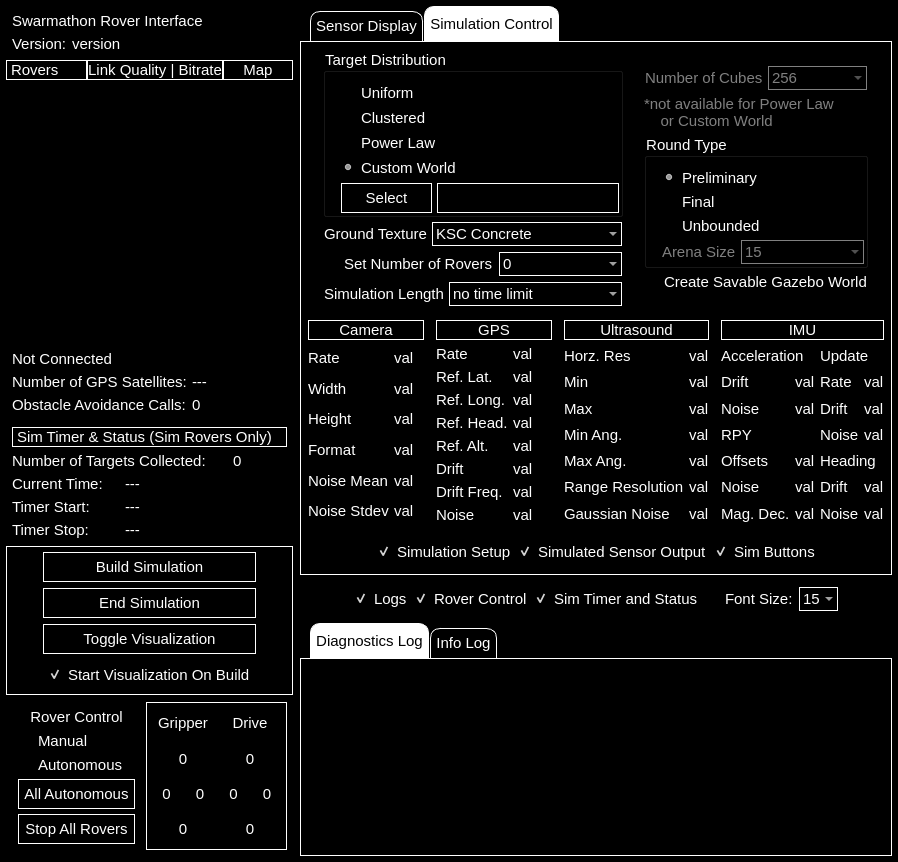
This is src/rover_gui_plugin.ui in BCLab-UNM/SwarmathonIV-Cabrillo-Public as Qt 5 draws it before an edit. The edited form follows.
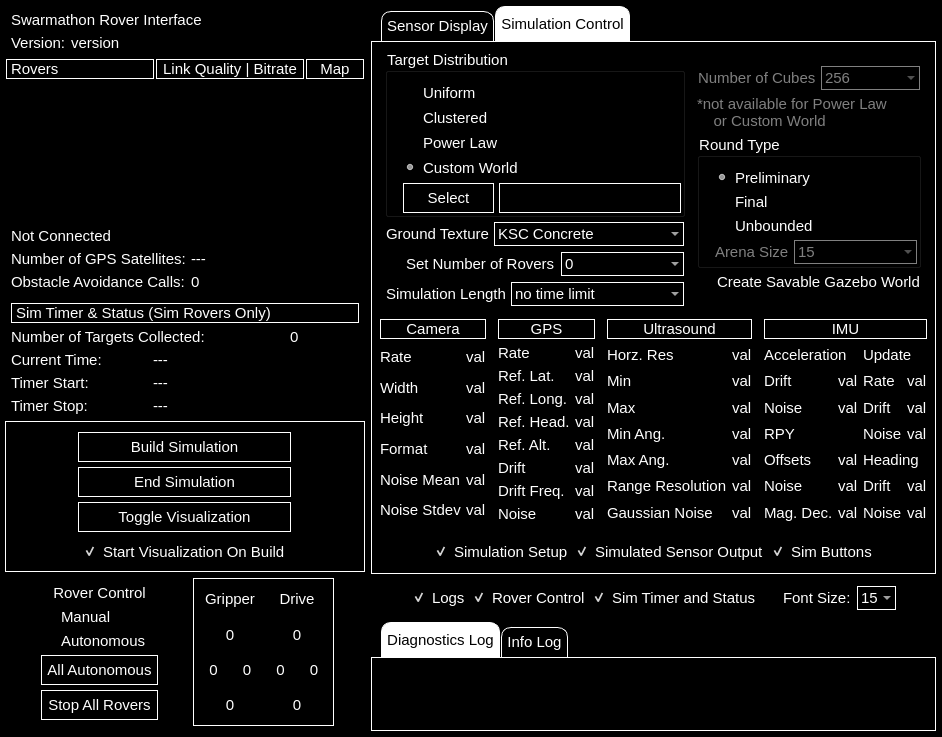
This is the edited form. The open tabs and pages were chosen to show the change. Custom widgets are drawn as their Qt base class.

Commit message: many tweaks and visual enhancements of layouts and appearences

```diff
--- a/src/rover_gui_plugin.ui
+++ b/src/rover_gui_plugin.ui
@@ -6,8 +6,8 @@
    <rect>
     <x>0</x>
     <y>0</y>
-    <width>898</width>
-    <height>833</height>
+    <width>938</width>
+    <height>717</height>
    </rect>
   </property>
   <property name="sizePolicy">
@@ -66,6 +66,9 @@
        <verstretch>0</verstretch>
       </sizepolicy>
      </property>
+     <property name="layoutDirection">
+      <enum>Qt::LeftToRight</enum>
+     </property>
      <property name="frameShape">
       <enum>QFrame::NoFrame</enum>
      </property>
@@ -74,24 +77,24 @@
      </property>
      <layout class="QVBoxLayout" name="verticalLayout_5">
       <property name="spacing">
-       <number>1</number>
+       <number>0</number>
       </property>
       <property name="leftMargin">
-       <number>1</number>
+       <number>0</number>
       </property>
       <property name="topMargin">
-       <number>1</number>
+       <number>0</number>
       </property>
       <property name="rightMargin">
-       <number>1</number>
+       <number>0</number>
       </property>
       <property name="bottomMargin">
-       <number>1</number>
+       <number>0</number>
       </property>
       <item>
        <widget class="QFrame" name="version_frame">
         <property name="sizePolicy">
-         <sizepolicy hsizetype="Minimum" vsizetype="Fixed">
+         <sizepolicy hsizetype="Preferred" vsizetype="Fixed">
           <horstretch>0</horstretch>
           <verstretch>0</verstretch>
          </sizepolicy>
@@ -172,9 +175,9 @@
       <item>
        <widget class="QFrame" name="rover_list_frame">
         <property name="sizePolicy">
-         <sizepolicy hsizetype="Preferred" vsizetype="Expanding">
+         <sizepolicy hsizetype="Preferred" vsizetype="Preferred">
           <horstretch>0</horstretch>
-          <verstretch>1</verstretch>
+          <verstretch>0</verstretch>
          </sizepolicy>
         </property>
         <property name="minimumSize">
@@ -189,7 +192,10 @@
         <property name="frameShadow">
          <enum>QFrame::Plain</enum>
         </property>
-        <layout class="QGridLayout" name="gridLayout_15">
+        <layout class="QHBoxLayout" name="horizontalLayout_17">
+         <property name="spacing">
+          <number>0</number>
+         </property>
          <property name="leftMargin">
           <number>0</number>
          </property>
@@ -202,119 +208,251 @@
          <property name="bottomMargin">
           <number>0</number>
          </property>
-         <property name="spacing">
-          <number>0</number>
-         </property>
-         <item row="0" column="2">
-          <widget class="QLabel" name="label_39">
+         <item>
+          <widget class="QFrame" name="rover_list_display_frame">
            <property name="sizePolicy">
-            <sizepolicy hsizetype="Preferred" vsizetype="Preferred">
-             <horstretch>1</horstretch>
+            <sizepolicy hsizetype="Expanding" vsizetype="Preferred">
+             <horstretch>10</horstretch>
              <verstretch>0</verstretch>
             </sizepolicy>
            </property>
-           <property name="font">
-            <font>
-             <pointsize>-1</pointsize>
-            </font>
+           <property name="minimumSize">
+            <size>
+             <width>150</width>
+             <height>0</height>
+            </size>
            </property>
-           <property name="styleSheet">
-            <string notr="true">color: rgb(255, 255, 255);</string>
-           </property>
            <property name="frameShape">
-            <enum>QFrame::Box</enum>
+            <enum>QFrame::StyledPanel</enum>
            </property>
-           <property name="text">
-            <string>Map</string>
+           <property name="frameShadow">
+            <enum>QFrame::Raised</enum>
            </property>
-           <property name="alignment">
-            <set>Qt::AlignCenter</set>
-           </property>
-           <property name="margin">
-            <number>5</number>
-           </property>
+           <layout class="QVBoxLayout" name="verticalLayout_9">
+            <property name="spacing">
+             <number>0</number>
+            </property>
+            <property name="leftMargin">
+             <number>0</number>
+            </property>
+            <property name="topMargin">
+             <number>0</number>
+            </property>
+            <property name="rightMargin">
+             <number>0</number>
+            </property>
+            <property name="bottomMargin">
+             <number>0</number>
+            </property>
+            <item>
+             <widget class="QLabel" name="rover_list_title">
+              <property name="sizePolicy">
+               <sizepolicy hsizetype="Preferred" vsizetype="Fixed">
+                <horstretch>0</horstretch>
+                <verstretch>0</verstretch>
+               </sizepolicy>
+              </property>
+              <property name="styleSheet">
+               <string notr="true">color: rgb(255, 255, 255);</string>
+              </property>
+              <property name="frameShape">
+               <enum>QFrame::Box</enum>
+              </property>
+              <property name="text">
+               <string>Rovers</string>
+              </property>
+              <property name="margin">
+               <number>5</number>
+              </property>
+             </widget>
+            </item>
+            <item>
+             <widget class="QListWidget" name="rover_list">
+              <property name="sizePolicy">
+               <sizepolicy hsizetype="Preferred" vsizetype="Preferred">
+                <horstretch>0</horstretch>
+                <verstretch>0</verstretch>
+               </sizepolicy>
+              </property>
+              <property name="minimumSize">
+               <size>
+                <width>0</width>
+                <height>0</height>
+               </size>
+              </property>
+             </widget>
+            </item>
+           </layout>
           </widget>
          </item>
-         <item row="1" column="2">
-          <widget class="QListWidget" name="map_selection_list">
+         <item>
+          <widget class="QFrame" name="rover_diags_list_frame">
            <property name="sizePolicy">
-            <sizepolicy hsizetype="Preferred" vsizetype="Preferred">
-             <horstretch>0</horstretch>
-             <verstretch>1</verstretch>
-            </sizepolicy>
-           </property>
-          </widget>
-         </item>
-         <item row="0" column="1">
-          <widget class="QLabel" name="label_38">
-           <property name="sizePolicy">
-            <sizepolicy hsizetype="Preferred" vsizetype="Preferred">
-             <horstretch>4</horstretch>
+            <sizepolicy hsizetype="Minimum" vsizetype="Preferred">
+             <horstretch>1</horstretch>
              <verstretch>0</verstretch>
             </sizepolicy>
            </property>
-           <property name="font">
-            <font>
-             <pointsize>-1</pointsize>
-            </font>
+           <property name="minimumSize">
+            <size>
+             <width>150</width>
+             <height>0</height>
+            </size>
            </property>
-           <property name="styleSheet">
-            <string notr="true">color: rgb(255, 255, 255);</string>
-           </property>
            <property name="frameShape">
-            <enum>QFrame::Panel</enum>
+            <enum>QFrame::StyledPanel</enum>
            </property>
-           <property name="text">
-            <string>Link Quality | Bitrate</string>
+           <property name="frameShadow">
+            <enum>QFrame::Raised</enum>
            </property>
-           <property name="alignment">
-            <set>Qt::AlignCenter</set>
-           </property>
-           <property name="margin">
-            <number>5</number>
-           </property>
+           <layout class="QVBoxLayout" name="verticalLayout_15">
+            <property name="spacing">
+             <number>0</number>
+            </property>
+            <property name="leftMargin">
+             <number>0</number>
+            </property>
+            <property name="topMargin">
+             <number>0</number>
+            </property>
+            <property name="rightMargin">
+             <number>0</number>
+            </property>
+            <property name="bottomMargin">
+             <number>0</number>
+            </property>
+            <item>
+             <widget class="QLabel" name="rover_diags_list_title">
+              <property name="sizePolicy">
+               <sizepolicy hsizetype="Preferred" vsizetype="Fixed">
+                <horstretch>0</horstretch>
+                <verstretch>0</verstretch>
+               </sizepolicy>
+              </property>
+              <property name="font">
+               <font>
+                <pointsize>-1</pointsize>
+               </font>
+              </property>
+              <property name="styleSheet">
+               <string notr="true">color: rgb(255, 255, 255);</string>
+              </property>
+              <property name="frameShape">
+               <enum>QFrame::Panel</enum>
+              </property>
+              <property name="text">
+               <string>Link Quality | Bitrate</string>
+              </property>
+              <property name="alignment">
+               <set>Qt::AlignCenter</set>
+              </property>
+              <property name="margin">
+               <number>5</number>
+              </property>
+             </widget>
+            </item>
+            <item>
+             <widget class="QListWidget" name="rover_diags_list">
+              <property name="sizePolicy">
+               <sizepolicy hsizetype="Preferred" vsizetype="Preferred">
+                <horstretch>0</horstretch>
+                <verstretch>0</verstretch>
+               </sizepolicy>
+              </property>
+              <property name="minimumSize">
+               <size>
+                <width>0</width>
+                <height>0</height>
+               </size>
+              </property>
+             </widget>
+            </item>
+           </layout>
           </widget>
          </item>
-         <item row="1" column="0">
-          <widget class="QListWidget" name="rover_list">
+         <item>
+          <widget class="QFrame" name="map_selection_list_frame">
            <property name="sizePolicy">
-            <sizepolicy hsizetype="Preferred" vsizetype="Preferred">
-             <horstretch>0</horstretch>
-             <verstretch>1</verstretch>
-            </sizepolicy>
-           </property>
-          </widget>
-         </item>
-         <item row="0" column="0">
-          <widget class="QLabel" name="label_37">
-           <property name="sizePolicy">
-            <sizepolicy hsizetype="Preferred" vsizetype="Preferred">
-             <horstretch>8</horstretch>
+            <sizepolicy hsizetype="Minimum" vsizetype="Preferred">
+             <horstretch>1</horstretch>
              <verstretch>0</verstretch>
             </sizepolicy>
            </property>
-           <property name="styleSheet">
-            <string notr="true">color: rgb(255, 255, 255);</string>
+           <property name="minimumSize">
+            <size>
+             <width>60</width>
+             <height>0</height>
+            </size>
            </property>
            <property name="frameShape">
-            <enum>QFrame::Box</enum>
+            <enum>QFrame::StyledPanel</enum>
            </property>
-           <property name="text">
-            <string>Rovers</string>
+           <property name="frameShadow">
+            <enum>QFrame::Raised</enum>
            </property>
-           <property name="margin">
-            <number>5</number>
-           </property>
-          </widget>
-         </item>
-         <item row="1" column="1">
-          <widget class="QListWidget" name="rover_diags_list">
-           <property name="sizePolicy">
-            <sizepolicy hsizetype="Preferred" vsizetype="Preferred">
-             <horstretch>0</horstretch>
-             <verstretch>1</verstretch>
-            </sizepolicy>
-           </property>
+           <layout class="QVBoxLayout" name="verticalLayout_16">
+            <property name="spacing">
+             <number>0</number>
+            </property>
+            <property name="leftMargin">
+             <number>0</number>
+            </property>
+            <property name="topMargin">
+             <number>0</number>
+            </property>
+            <property name="rightMargin">
+             <number>0</number>
+            </property>
+            <property name="bottomMargin">
+             <number>0</number>
+            </property>
+            <item>
+             <widget class="QLabel" name="map_selection_list_title">
+              <property name="sizePolicy">
+               <sizepolicy hsizetype="Preferred" vsizetype="Fixed">
+                <horstretch>0</horstretch>
+                <verstretch>0</verstretch>
+               </sizepolicy>
+              </property>
+              <property name="font">
+               <font>
+                <pointsize>-1</pointsize>
+               </font>
+              </property>
+              <property name="styleSheet">
+               <string notr="true">color: rgb(255, 255, 255);</string>
+              </property>
+              <property name="frameShape">
+               <enum>QFrame::Box</enum>
+              </property>
+              <property name="text">
+               <string>Map</string>
+              </property>
+              <property name="alignment">
+               <set>Qt::AlignCenter</set>
+              </property>
+              <property name="margin">
+               <number>5</number>
+              </property>
+             </widget>
+            </item>
+            <item>
+             <widget class="QListWidget" name="map_selection_list">
+              <property name="sizePolicy">
+               <sizepolicy hsizetype="Preferred" vsizetype="Preferred">
+                <horstretch>0</horstretch>
+                <verstretch>0</verstretch>
+               </sizepolicy>
+              </property>
+              <property name="minimumSize">
+               <size>
+                <width>0</width>
+                <height>0</height>
+               </size>
+              </property>
+             </widget>
+            </item>
+           </layout>
           </widget>
          </item>
         </layout>
@@ -323,7 +461,7 @@
       <item>
        <widget class="QFrame" name="rover_info_frame">
         <property name="sizePolicy">
-         <sizepolicy hsizetype="Minimum" vsizetype="Fixed">
+         <sizepolicy hsizetype="Preferred" vsizetype="Fixed">
           <horstretch>0</horstretch>
           <verstretch>0</verstretch>
          </sizepolicy>
@@ -626,7 +764,7 @@
        <widget class="QFrame" name="sim_buttons_frame">
         <property name="sizePolicy">
          <sizepolicy hsizetype="Preferred" vsizetype="Fixed">
-          <horstretch>1</horstretch>
+          <horstretch>0</horstretch>
           <verstretch>0</verstretch>
          </sizepolicy>
         </property>
@@ -644,7 +782,7 @@
           <number>5</number>
          </property>
          <property name="topMargin">
-          <number>5</number>
+          <number>10</number>
          </property>
          <property name="rightMargin">
           <number>5</number>
@@ -652,6 +790,9 @@
          <property name="bottomMargin">
           <number>5</number>
          </property>
+         <property name="spacing">
+          <number>5</number>
+         </property>
          <item row="1" column="0">
           <widget class="QPushButton" name="clear_simulation_button">
            <property name="sizePolicy">
@@ -739,7 +880,7 @@
       <item>
        <widget class="QFrame" name="rover_controls_frame">
         <property name="sizePolicy">
-         <sizepolicy hsizetype="Minimum" vsizetype="Fixed">
+         <sizepolicy hsizetype="Preferred" vsizetype="Fixed">
           <horstretch>0</horstretch>
           <verstretch>0</verstretch>
          </sizepolicy>
@@ -1173,7 +1314,7 @@
     <widget class="QFrame" name="data_display_frame">
      <property name="sizePolicy">
       <sizepolicy hsizetype="Preferred" vsizetype="Preferred">
-       <horstretch>3</horstretch>
+       <horstretch>4</horstretch>
        <verstretch>0</verstretch>
       </sizepolicy>
      </property>
@@ -2033,12 +2174,25 @@
           <property name="bottomMargin">
            <number>1</number>
           </property>
+          <item>
+           <spacer name="verticalSpacer_3">
+            <property name="orientation">
+             <enum>Qt::Vertical</enum>
+            </property>
+            <property name="sizeHint" stdset="0">
+             <size>
+              <width>0</width>
+              <height>0</height>
+             </size>
+            </property>
+           </spacer>
+          </item>
           <item>
            <widget class="QFrame" name="simulation_setup_frame">
             <property name="sizePolicy">
-             <sizepolicy hsizetype="Minimum" vsizetype="Minimum">
-              <horstretch>1</horstretch>
-              <verstretch>3</verstretch>
+             <sizepolicy hsizetype="Preferred" vsizetype="Fixed">
+              <horstretch>0</horstretch>
+              <verstretch>0</verstretch>
              </sizepolicy>
             </property>
             <property name="layoutDirection">
@@ -2876,10 +3030,23 @@
             </layout>
            </widget>
           </item>
+          <item>
+           <spacer name="verticalSpacer_2">
+            <property name="orientation">
+             <enum>Qt::Vertical</enum>
+            </property>
+            <property name="sizeHint" stdset="0">
+             <size>
+              <width>0</width>
+              <height>0</height>
+             </size>
+            </property>
+           </spacer>
+          </item>
           <item>
            <widget class="QFrame" name="sim_sensor_output_frame">
             <property name="sizePolicy">
-             <sizepolicy hsizetype="Preferred" vsizetype="Preferred">
+             <sizepolicy hsizetype="Preferred" vsizetype="Fixed">
               <horstretch>1</horstretch>
               <verstretch>0</verstretch>
              </sizepolicy>
@@ -2906,6 +3073,19 @@
              <property name="bottomMargin">
               <number>0</number>
              </property>
+             <item>
+              <spacer name="horizontalSpacer_8">
+               <property name="orientation">
+                <enum>Qt::Horizontal</enum>
+               </property>
+               <property name="sizeHint" stdset="0">
+                <size>
+                 <width>0</width>
+                 <height>0</height>
+                </size>
+               </property>
+              </spacer>
+             </item>
              <item>
               <widget class="QFrame" name="camera_info_frame">
                <property name="sizePolicy">
@@ -4565,13 +4745,39 @@
                </layout>
               </widget>
              </item>
+             <item>
+              <spacer name="horizontalSpacer_7">
+               <property name="orientation">
+                <enum>Qt::Horizontal</enum>
+               </property>
+               <property name="sizeHint" stdset="0">
+                <size>
+                 <width>0</width>
+                 <height>0</height>
+                </size>
+               </property>
+              </spacer>
+             </item>
             </layout>
            </widget>
           </item>
+          <item>
+           <spacer name="verticalSpacer">
+            <property name="orientation">
+             <enum>Qt::Vertical</enum>
+            </property>
+            <property name="sizeHint" stdset="0">
+             <size>
+              <width>0</width>
+              <height>0</height>
+             </size>
+            </property>
+           </spacer>
+          </item>
           <item>
            <widget class="QFrame" name="sim_control_checkbox_frame">
             <property name="sizePolicy">
-             <sizepolicy hsizetype="Minimum" vsizetype="Fixed">
+             <sizepolicy hsizetype="Preferred" vsizetype="Fixed">
               <horstretch>1</horstretch>
               <verstretch>0</verstretch>
              </sizepolicy>
@@ -4590,8 +4796,8 @@
                </property>
                <property name="sizeHint" stdset="0">
                 <size>
-                 <width>40</width>
-                 <height>20</height>
+                 <width>1</width>
+                 <height>1</height>
                 </size>
                </property>
               </spacer>
@@ -4642,8 +4848,8 @@
                </property>
                <property name="sizeHint" stdset="0">
                 <size>
-                 <width>40</width>
-                 <height>20</height>
+                 <width>1</width>
+                 <height>1</height>
                 </size>
                </property>
               </spacer>
@@ -4658,7 +4864,7 @@
       <item>
        <widget class="QFrame" name="display_checkbox_frame">
         <property name="sizePolicy">
-         <sizepolicy hsizetype="Preferred" vsizetype="Preferred">
+         <sizepolicy hsizetype="Preferred" vsizetype="Fixed">
           <horstretch>0</horstretch>
           <verstretch>0</verstretch>
          </sizepolicy>
@@ -4680,8 +4886,8 @@
            </property>
            <property name="sizeHint" stdset="0">
             <size>
-             <width>40</width>
-             <height>20</height>
+             <width>1</width>
+             <height>1</height>
             </size>
            </property>
           </spacer>
@@ -4902,8 +5108,8 @@
            </property>
            <property name="sizeHint" stdset="0">
             <size>
-             <width>40</width>
-             <height>20</height>
+             <width>1</width>
+             <height>1</height>
             </size>
            </property>
           </spacer>
@@ -4914,7 +5120,7 @@
       <item>
        <widget class="QTabWidget" name="log_tab">
         <property name="sizePolicy">
-         <sizepolicy hsizetype="Preferred" vsizetype="MinimumExpanding">
+         <sizepolicy hsizetype="Preferred" vsizetype="Preferred">
           <horstretch>0</horstretch>
           <verstretch>0</verstretch>
          </sizepolicy>
@@ -4988,7 +5194,10 @@
          <enum>QTabWidget::Rounded</enum>
         </property>
         <property name="currentIndex">
-         <number>1</number>
+         <number>0</number>
+        </property>
+        <property name="elideMode">
+         <enum>Qt::ElideNone</enum>
         </property>
         <widget class="QWidget" name="diagnostics_tab">
          <property name="styleSheet">
```
The commit also changes 1 other file.
